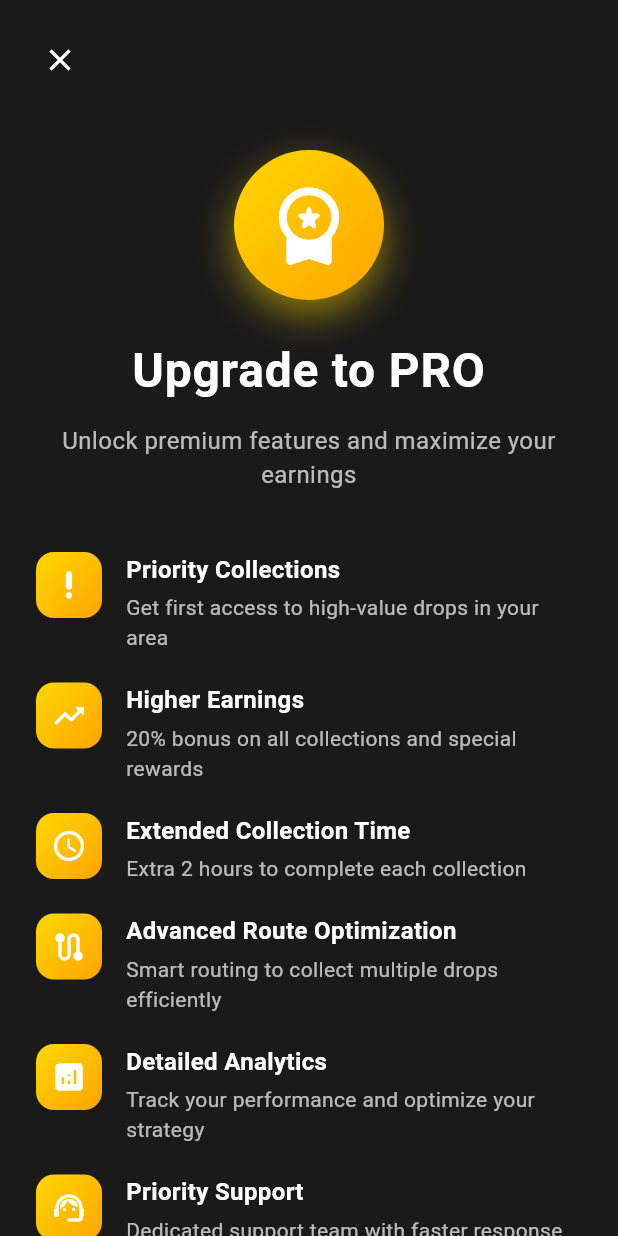
After one commit to yassine222/Bottleji-platform, a Flutter app: the UpgradeToProScreen screen opened directly, on a phone screen of 412 x 824 dp. The commit adds this screen. Run offline on Flutter 3.47's test engine with Material 3 defaults, Android fonts, the phone set to English and light mode, and no system bars; our stand-ins replace chewie, connectivity_plus, dio, firebase_auth, firebase_core, firebase_messaging and 14 more; missing offline and left inert: app_settings, google_maps_webservice; accounts and stored records are empty; generated files the repository leaves out were written again.

Commit message:
Refine drawer header with bigger badges and integrated upgrade button
- Move role badges (Household, Collector) outside user info column
  - Now left-aligned at drawer edge (20px padding)
  - Increased size: font 13px, icons 16px, padding 12x8px
  - Improved spacing and border radius

- Integrate upgrade functionality into BASIC subscription badge
  - BASIC: [⭐ BASIC | ⬆️ Upgrade] - single tappable badge with divider
  - PRO: [👑 PRO] - display-only badge
  - Removed separate upgrade button for cleaner design

- All badges now start from left edge for consistent alignment
- Better visual hierarchy and readability

```diff
--- a/botleji/lib/core/widgets/app_drawer.dart
+++ b/botleji/lib/core/widgets/app_drawer.dart
@@ -14,6 +14,7 @@ import 'package:botleji/features/training/presentation/screens/trainings_screen.
 import 'package:botleji/features/rewards/presentation/screens/refer_earn_screen.dart';
 import 'package:botleji/features/support/presentation/screens/support_screen.dart';
 import 'package:botleji/features/support/presentation/screens/terms_screen.dart';
+import 'package:botleji/features/subscription/presentation/screens/upgrade_to_pro_screen.dart';
 
 class AppDrawer extends ConsumerStatefulWidget {
   const AppDrawer({super.key});
@@ -338,9 +339,8 @@ class _AppDrawerState extends ConsumerState<AppDrawer> {
                           crossAxisAlignment: CrossAxisAlignment.start,
                           children: [
                             // User Profile Section
-                            Column(
-                              children: [
                             Row(
+                              crossAxisAlignment: CrossAxisAlignment.start,
                               children: [
                                 // Profile Photo with Border
                                 Container(
@@ -377,12 +377,13 @@ class _AppDrawerState extends ConsumerState<AppDrawer> {
                                   ),
                                 ),
                                 const SizedBox(width: 16),
-                                    // User Info
+                                // User Info Column
                                 Expanded(
                                   child: Column(
                                     crossAxisAlignment: CrossAxisAlignment.start,
                                     mainAxisSize: MainAxisSize.min,
                                     children: [
+                                      // Name
                                       Text(
                                         user.name ?? 'User',
                                         style: const TextStyle(
@@ -395,6 +396,7 @@ class _AppDrawerState extends ConsumerState<AppDrawer> {
                                         overflow: TextOverflow.ellipsis,
                                       ),
                                       const SizedBox(height: 4),
+                                      // Email
                                       Text(
                                         user.email,
                                         style: TextStyle(
@@ -411,15 +413,15 @@ class _AppDrawerState extends ConsumerState<AppDrawer> {
                               ],
                             ),
                             const SizedBox(height: 12),
-                                // Roles/Status Badges in a row
+                            // Roles Badges (full width, left-aligned)
                             Wrap(
-                                  alignment: WrapAlignment.center,
+                              alignment: WrapAlignment.start,
                               spacing: 8,
                               runSpacing: 8,
                               children: [
                                 if (user.roles.contains('household'))
                                   Container(
-                                        padding: const EdgeInsets.symmetric(horizontal: 12, vertical: 6),
+                                    padding: const EdgeInsets.symmetric(horizontal: 12, vertical: 8),
                                     decoration: BoxDecoration(
                                       color: Colors.white.withOpacity(0.2),
                                       borderRadius: BorderRadius.circular(12),
@@ -431,26 +433,15 @@ class _AppDrawerState extends ConsumerState<AppDrawer> {
                                     child: Row(
                                       mainAxisSize: MainAxisSize.min,
                                       children: [
-                                            Icon(
-                                              Icons.home_rounded,
-                                              color: Colors.white,
-                                              size: 14,
-                                            ),
+                                        Icon(Icons.home_rounded, color: Colors.white, size: 16),
                                         const SizedBox(width: 6),
-                                            Text(
-                                              'Household',
-                                              style: TextStyle(
-                                                color: Colors.white,
-                                                fontSize: 12,
-                                                fontWeight: FontWeight.w600,
-                                              ),
-                                            ),
+                                        Text('Household', style: TextStyle(color: Colors.white, fontSize: 13, fontWeight: FontWeight.w600)),
                                       ],
                                     ),
                                   ),
                                 if (user.roles.contains('collector'))
                                   Container(
-                                        padding: const EdgeInsets.symmetric(horizontal: 12, vertical: 6),
+                                    padding: const EdgeInsets.symmetric(horizontal: 12, vertical: 8),
                                     decoration: BoxDecoration(
                                       color: Colors.white.withOpacity(0.2),
                                       borderRadius: BorderRadius.circular(12),
@@ -462,84 +453,68 @@ class _AppDrawerState extends ConsumerState<AppDrawer> {
                                     child: Row(
                                       mainAxisSize: MainAxisSize.min,
                                       children: [
-                                            Icon(
-                                              Icons.work_rounded,
-                                              color: Colors.white,
-                                              size: 14,
-                                            ),
+                                        Icon(Icons.work_rounded, color: Colors.white, size: 16),
                                         const SizedBox(width: 6),
-                                            Text(
-                                              'Collector',
-                                              style: TextStyle(
-                                                color: Colors.white,
-                                                fontSize: 12,
-                                                fontWeight: FontWeight.w600,
+                                        Text('Collector', style: TextStyle(color: Colors.white, fontSize: 13, fontWeight: FontWeight.w600)),
+                                      ],
                                     ),
                                   ),
                               ],
                             ),
-                                      ),
-                                    // Subscription Badge
-                                    if (user.roles.contains('collector') && user.collectorSubscriptionType != null)
-                                      Container(
-                                        padding: const EdgeInsets.symmetric(horizontal: 12, vertical: 6),
+                            // Subscription Badge (full width, left-aligned)
+                            if (user.roles.contains('collector') && user.collectorSubscriptionType != null) ...[
+                              const SizedBox(height: 10),
+                              GestureDetector(
+                                onTap: user.collectorSubscriptionType?.toLowerCase() == 'basic'
+                                    ? () {
+                                        Navigator.pop(context);
+                                        Navigator.push(context, MaterialPageRoute(builder: (context) => const UpgradeToProScreen()));
+                                      }
+                                    : null,
+                                child: Container(
+                                  padding: const EdgeInsets.symmetric(horizontal: 12, vertical: 8),
                                   decoration: BoxDecoration(
                                     gradient: user.collectorSubscriptionType?.toLowerCase() == 'pro'
                                         ? const LinearGradient(
                                             colors: [Color(0xFFFFD700), Color(0xFFFFA500)],
-                                                  begin: Alignment.topLeft,
-                                                  end: Alignment.bottomRight,
                                           )
                                         : const LinearGradient(
                                             colors: [Color(0xFF90CAF9), Color(0xFF42A5F5)],
-                                                  begin: Alignment.topLeft,
-                                                  end: Alignment.bottomRight,
                                           ),
                                     borderRadius: BorderRadius.circular(12),
-                                          border: Border.all(
-                                            color: user.collectorSubscriptionType?.toLowerCase() == 'pro'
-                                                ? const Color(0xFFFFD700)
-                                                : Colors.blue.shade300,
-                                            width: 1,
-                                          ),
-                                          boxShadow: [
-                                            BoxShadow(
-                                              color: (user.collectorSubscriptionType?.toLowerCase() == 'pro'
-                                                      ? const Color(0xFFFFD700)
-                                                      : Colors.blue)
-                                                  .withOpacity(0.3),
-                                              blurRadius: 6,
-                                              offset: const Offset(0, 2),
-                                            ),
-                                          ],
+                                    border: Border.all(color: Colors.white.withOpacity(0.4), width: 1),
+                                    boxShadow: [BoxShadow(color: Colors.black.withOpacity(0.2), blurRadius: 4, offset: const Offset(0, 2))],
                                   ),
                                   child: Row(
                                     mainAxisSize: MainAxisSize.min,
                                     children: [
                                       Icon(
-                                              user.collectorSubscriptionType?.toLowerCase() == 'pro'
-                                                  ? Icons.workspace_premium_rounded
-                                                  : Icons.star_rounded,
+                                        user.collectorSubscriptionType?.toLowerCase() == 'pro' ? Icons.workspace_premium_rounded : Icons.star_rounded,
                                         color: Colors.white,
-                                              size: 14,
+                                        size: 16,
                                       ),
                                       const SizedBox(width: 6),
                                       Text(
                                         user.collectorSubscriptionType?.toUpperCase() ?? 'BASIC',
-                                              style: const TextStyle(
-                                                color: Colors.white,
-                                                fontSize: 12,
-                                                fontWeight: FontWeight.w700,
-                                                letterSpacing: 0.5,
+                                        style: const TextStyle(color: Colors.white, fontSize: 13, fontWeight: FontWeight.w700),
+                                      ),
+                                      if (user.collectorSubscriptionType?.toLowerCase() == 'basic') ...[
+                                        const SizedBox(width: 8),
+                                        Container(
+                                          width: 1,
+                                          height: 16,
+                                          color: Colors.white.withOpacity(0.3),
+                                        ),
+                                        const SizedBox(width: 8),
+                                        Icon(Icons.arrow_upward_rounded, color: Colors.white, size: 14),
+                                        const SizedBox(width: 4),
+                                        const Text('Upgrade', style: TextStyle(color: Colors.white, fontSize: 12, fontWeight: FontWeight.w600)),
+                                      ],
+                                    ],
+                                  ),
                                 ),
                               ),
                             ],
-                                        ),
-                                      ),
-                                  ],
-                                ),
-                              ],
-                            ),
                           ],
                         )
                       : const SizedBox.shrink(),
--- /dev/null
+++ b/botleji/lib/features/subscription/presentation/screens/upgrade_to_pro_screen.dart
@@ -0,0 +1,318 @@
+import 'package:flutter/material.dart';
+import 'package:flutter_riverpod/flutter_riverpod.dart';
+
+class UpgradeToProScreen extends ConsumerWidget {
+  const UpgradeToProScreen({super.key});
+
+  @override
+  Widget build(BuildContext context, WidgetRef ref) {
+    return Scaffold(
+      backgroundColor: const Color(0xFF1A1A1A),
+      body: SafeArea(
+        child: Column(
+          children: [
+            // Header with close button
+            Padding(
+              padding: const EdgeInsets.all(16),
+              child: Row(
+                children: [
+                  IconButton(
+                    icon: const Icon(Icons.close, color: Colors.white),
+                    onPressed: () => Navigator.pop(context),
+                  ),
+                  const Spacer(),
+                ],
+              ),
+            ),
+
+            Expanded(
+              child: SingleChildScrollView(
+                padding: const EdgeInsets.symmetric(horizontal: 24),
+                child: Column(
+                  children: [
+                    const SizedBox(height: 20),
+
+                    // PRO Badge
+                    Container(
+                      padding: const EdgeInsets.all(20),
+                      decoration: BoxDecoration(
+                        gradient: const LinearGradient(
+                          colors: [Color(0xFFFFD700), Color(0xFFFFA500)],
+                          begin: Alignment.topLeft,
+                          end: Alignment.bottomRight,
+                        ),
+                        shape: BoxShape.circle,
+                        boxShadow: [
+                          BoxShadow(
+                            color: const Color(0xFFFFD700).withOpacity(0.5),
+                            blurRadius: 20,
+                            offset: const Offset(0, 10),
+                          ),
+                        ],
+                      ),
+                      child: const Icon(
+                        Icons.workspace_premium_rounded,
+                        color: Colors.white,
+                        size: 60,
+                      ),
+                    ),
+
+                    const SizedBox(height: 24),
+
+                    // Title
+                    const Text(
+                      'Upgrade to PRO',
+                      style: TextStyle(
+                        color: Colors.white,
+                        fontSize: 32,
+                        fontWeight: FontWeight.bold,
+                        letterSpacing: 0.5,
+                      ),
+                      textAlign: TextAlign.center,
+                    ),
+
+                    const SizedBox(height: 12),
+
+                    // Subtitle
+                    Text(
+                      'Unlock premium features and maximize your earnings',
+                      style: TextStyle(
+                        color: Colors.white.withOpacity(0.7),
+                        fontSize: 16,
+                        letterSpacing: 0.3,
+                      ),
+                      textAlign: TextAlign.center,
+                    ),
+
+                    const SizedBox(height: 40),
+
+                    // Benefits List
+                    _buildBenefit(
+                      icon: Icons.priority_high_rounded,
+                      title: 'Priority Collections',
+                      description: 'Get first access to high-value drops in your area',
+                    ),
+                    const SizedBox(height: 20),
+
+                    _buildBenefit(
+                      icon: Icons.trending_up_rounded,
+                      title: 'Higher Earnings',
+                      description: '20% bonus on all collections and special rewards',
+                    ),
+                    const SizedBox(height: 20),
+
+                    _buildBenefit(
+                      icon: Icons.schedule_rounded,
+                      title: 'Extended Collection Time',
+                      description: 'Extra 2 hours to complete each collection',
+                    ),
+                    const SizedBox(height: 20),
+
+                    _buildBenefit(
+                      icon: Icons.route_rounded,
+                      title: 'Advanced Route Optimization',
+                      description: 'Smart routing to collect multiple drops efficiently',
+                    ),
+                    const SizedBox(height: 20),
+
+                    _buildBenefit(
+                      icon: Icons.analytics_rounded,
+                      title: 'Detailed Analytics',
+                      description: 'Track your performance and optimize your strategy',
+                    ),
+                    const SizedBox(height: 20),
+
+                    _buildBenefit(
+                      icon: Icons.support_agent_rounded,
+                      title: 'Priority Support',
+                      description: 'Dedicated support team with faster response times',
+                    ),
+
+                    const SizedBox(height: 40),
+
+                    // Pricing Card
+                    Container(
+                      padding: const EdgeInsets.all(24),
+                      decoration: BoxDecoration(
+                        gradient: const LinearGradient(
+                          colors: [Color(0xFFFFD700), Color(0xFFFFA500)],
+                          begin: Alignment.topLeft,
+                          end: Alignment.bottomRight,
+                        ),
+                        borderRadius: BorderRadius.circular(20),
+                        boxShadow: [
+                          BoxShadow(
+                            color: const Color(0xFFFFD700).withOpacity(0.3),
+                            blurRadius: 20,
+                            offset: const Offset(0, 10),
+                          ),
+                        ],
+                      ),
+                      child: Column(
+                        children: [
+                          const Text(
+                            'PRO Plan',
+                            style: TextStyle(
+                              color: Colors.white,
+                              fontSize: 24,
+                              fontWeight: FontWeight.bold,
+                            ),
+                          ),
+                          const SizedBox(height: 8),
+                          Row(
+                            mainAxisAlignment: MainAxisAlignment.center,
+                            crossAxisAlignment: CrossAxisAlignment.start,
+                            children: [
+                              const Text(
+                                '\$',
+                                style: TextStyle(
+                                  color: Colors.white,
+                                  fontSize: 24,
+                                  fontWeight: FontWeight.w600,
+                                ),
+                              ),
+                              const Text(
+                                '9.99',
+                                style: TextStyle(
+                                  color: Colors.white,
+                                  fontSize: 48,
+                                  fontWeight: FontWeight.bold,
+                                  height: 1,
+                                ),
+                              ),
+                              const SizedBox(width: 4),
+                              Padding(
+                                padding: const EdgeInsets.only(top: 8),
+                                child: Text(
+                                  '/month',
+                                  style: TextStyle(
+                                    color: Colors.white.withOpacity(0.9),
+                                    fontSize: 16,
+                                  ),
+                                ),
+                              ),
+                            ],
+                          ),
+                          const SizedBox(height: 8),
+                          Text(
+                            'Cancel anytime',
+                            style: TextStyle(
+                              color: Colors.white.withOpacity(0.8),
+                              fontSize: 13,
+                            ),
+                          ),
+                        ],
+                      ),
+                    ),
+
+                    const SizedBox(height: 30),
+
+                    // Upgrade Button
+                    SizedBox(
+                      width: double.infinity,
+                      child: ElevatedButton(
+                        onPressed: () {
+                          // TODO: Implement payment/subscription flow
+                          ScaffoldMessenger.of(context).showSnackBar(
+                            const SnackBar(
+                              content: Text('Subscription feature coming soon!'),
+                              backgroundColor: Color(0xFF00695C),
+                            ),
+                          );
+                        },
+                        style: ElevatedButton.styleFrom(
+                          backgroundColor: Colors.white,
+                          foregroundColor: const Color(0xFF1A1A1A),
+                          padding: const EdgeInsets.symmetric(vertical: 18),
+                          shape: RoundedRectangleBorder(
+                            borderRadius: BorderRadius.circular(16),
+                          ),
+                          elevation: 0,
+                        ),
+                        child: const Text(
+                          'Start PRO Subscription',
+                          style: TextStyle(
+                            fontSize: 16,
+                            fontWeight: FontWeight.bold,
+                            letterSpacing: 0.5,
+                          ),
+                        ),
+                      ),
+                    ),
+
+                    const SizedBox(height: 16),
+
+                    // Terms
+                    Text(
+                      'By subscribing, you agree to our Terms of Service\nand Privacy Policy',
+                      style: TextStyle(
+                        color: Colors.white.withOpacity(0.5),
+                        fontSize: 11,
+                      ),
+                      textAlign: TextAlign.center,
+                    ),
+
+                    const SizedBox(height: 40),
+                  ],
+                ),
+              ),
+            ),
+          ],
+        ),
+      ),
+    );
+  }
+
+  Widget _buildBenefit({
+    required IconData icon,
+    required String title,
+    required String description,
+  }) {
+    return Row(
+      crossAxisAlignment: CrossAxisAlignment.start,
+      children: [
+        Container(
+          padding: const EdgeInsets.all(10),
+          decoration: BoxDecoration(
+            gradient: const LinearGradient(
+              colors: [Color(0xFFFFD700), Color(0xFFFFA500)],
+              begin: Alignment.topLeft,
+              end: Alignment.bottomRight,
+            ),
+            borderRadius: BorderRadius.circular(12),
+          ),
+          child: Icon(
+            icon,
+            color: Colors.white,
+            size: 24,
+          ),
+        ),
+        const SizedBox(width: 16),
+        Expanded(
+          child: Column(
+            crossAxisAlignment: CrossAxisAlignment.start,
+            children: [
+              Text(
+                title,
+                style: const TextStyle(
+                  color: Colors.white,
+                  fontSize: 16,
+                  fontWeight: FontWeight.bold,
+                ),
+              ),
+              const SizedBox(height: 4),
+              Text(
+                description,
+                style: TextStyle(
+                  color: Colors.white.withOpacity(0.7),
+                  fontSize: 14,
+                  height: 1.4,
+                ),
+              ),
+            ],
+          ),
+        ),
+      ],
+    );
+  }
+}
```
Lines whose indentation alone changed are shown as unchanged.
